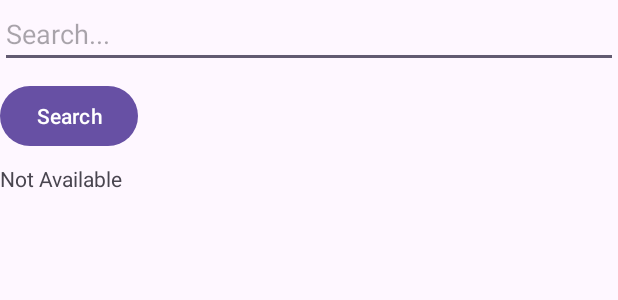
After one commit to Mohit-Adhikari/OMABS-APP, an Android app: the layout search_realtime.xml on its own in the app's theme, with its tools: preview values and no code run, on a phone screen of 412 x 824 dp. The commit adds this screen. Shown: the top 300 px of the screen. Run offline under Robolectric (Android 15) with nearby library versions, the phone set to English and light mode, and no system bars.

Commit message:
Fetched from Realtime, the status of the doctors

```diff
--- a/app/build.gradle.kts
+++ b/app/build.gradle.kts
@@ -39,6 +39,7 @@ dependencies {
     implementation("androidx.constraintlayout:constraintlayout:2.1.4")
     implementation("com.google.firebase:firebase-firestore:24.10.0")
     implementation("com.google.firebase:firebase-auth:22.3.1")
+    implementation("com.google.firebase:firebase-database:20.3.0")
     testImplementation("junit:junit:4.13.2")
     androidTestImplementation("androidx.test.ext:junit:1.1.5")
     androidTestImplementation("androidx.test.espresso:espresso-core:3.5.1")
--- a/app/src/main/AndroidManifest.xml
+++ b/app/src/main/AndroidManifest.xml
@@ -25,6 +25,7 @@
         <activity android:name=".register_info"></activity>
         <activity android:name=".customerInfo"></activity>
         <activity android:name=".user_profile"></activity>
+        <activity android:name=".SearchRealtime"></activity>
     </application>
 
 </manifest>
--- a/app/src/main/java/com/example/a4thsemproject/MainActivity.java
+++ b/app/src/main/java/com/example/a4thsemproject/MainActivity.java
@@ -1,6 +1,7 @@
 package com.example.a4thsemproject;
 
 import androidx.appcompat.app.AppCompatActivity;
+
 
 import android.content.Intent;
 import android.os.Bundle;
--- /dev/null
+++ b/app/src/main/res/layout/search_realtime.xml
@@ -0,0 +1,32 @@
+<?xml version="1.0" encoding="utf-8"?>
+<RelativeLayout xmlns:android="http://schemas.android.com/apk/res/android"
+    android:layout_width="match_parent"
+    android:layout_height="match_parent">
+
+    <EditText
+        android:id="@+id/editTextSearch"
+        android:layout_width="match_parent"
+        android:layout_height="wrap_content"
+        android:hint="Search..."
+        android:inputType="text"/>
+
+    <Button
+        android:id="@+id/buttonSearch"
+        android:layout_width="wrap_content"
+        android:layout_height="wrap_content"
+        android:layout_below="@id/editTextSearch"
+        android:layout_marginTop="8dp"
+        android:text="Search"/>
+
+    <TextView
+        android:id="@+id/textViewNotAvailable"
+        android:layout_width="wrap_content"
+        android:layout_height="wrap_content"
+        android:layout_below="@id/buttonSearch"
+        android:layout_marginTop="8dp"
+        android:text="Not Available"/>
+        <!--android:visibility="gone"/>-->
+
+    <!-- You can add other UI elements or RecyclerView for displaying search results below this -->
+
+</RelativeLayout>
```
Also changed, not shown: app/src/main/java/com/example/a4thsemproject/SearchRealtime.java (added, +83 -0 lines), app/src/main/java/com/example/a4thsemproject/user_profile.java (+25 -1 lines), app/src/main/res/layout/user_profile.xml (+10 -0 lines).
